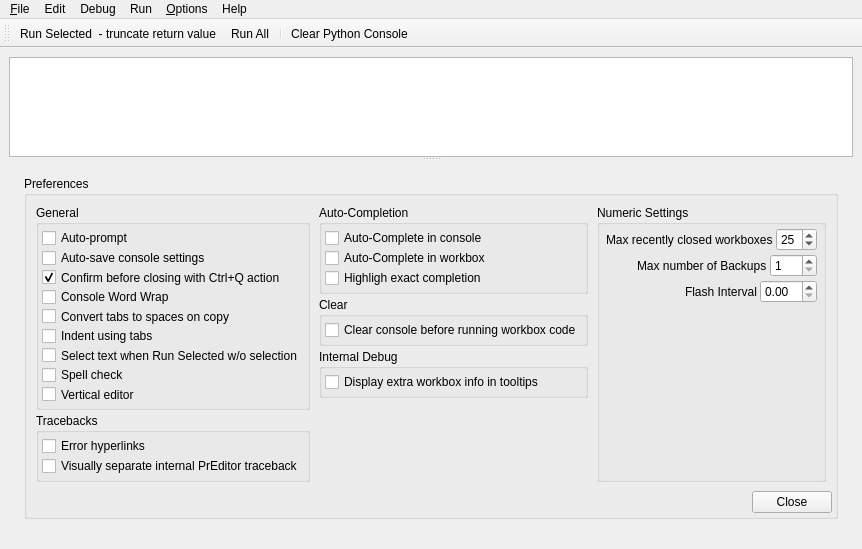
Old version of the form preditor/gui/ui/loggerwindow.ui in the repository macevhicz/PrEditor.
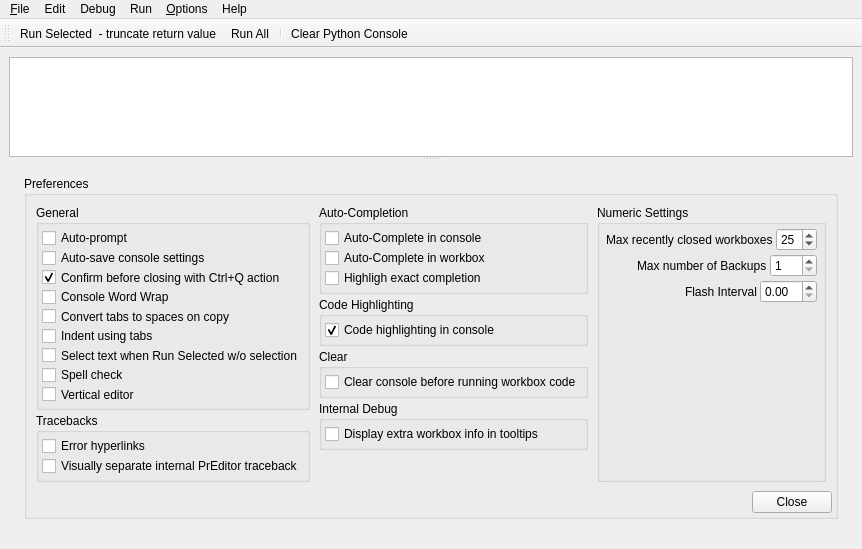
New version of the form. Custom widgets are drawn as their Qt base class.

Commit message:
Make console code-highlighting optional
Code highlighting is the slowest aspect of outputting text to the console.
If long output is expected, considering disabling code highlighting.

What changed in the file:
```diff
--- a/preditor/gui/ui/loggerwindow.ui
+++ b/preditor/gui/ui/loggerwindow.ui
@@ -433,6 +433,40 @@
                           </layout>
                          </widget>
                         </item>
+                        <item>
+                         <widget class="QGroupBox" name="uiPrefsCodeHighlightingGRP">
+                          <property name="title">
+                           <string>Code Highlighting</string>
+                          </property>
+                          <layout class="QVBoxLayout" name="uiPrefsCodeHighlightingLYT">
+                           <property name="spacing">
+                            <number>0</number>
+                           </property>
+                           <property name="leftMargin">
+                            <number>3</number>
+                           </property>
+                           <property name="topMargin">
+                            <number>3</number>
+                           </property>
+                           <property name="rightMargin">
+                            <number>3</number>
+                           </property>
+                           <property name="bottomMargin">
+                            <number>3</number>
+                           </property>
+                           <item>
+                            <widget class="QCheckBox" name="uiConsoleHighlightEnabledCHK">
+                             <property name="text">
+                              <string>Code highlighting in console</string>
+                             </property>
+                             <property name="checked">
+                              <bool>true</bool>
+                             </property>
+                            </widget>
+                           </item>
+                          </layout>
+                         </widget>
+                        </item>
                         <item>
                          <widget class="QGroupBox" name="uiPrefsClearGRP">
                           <property name="title">
```
The commit also changes 2 other files.
